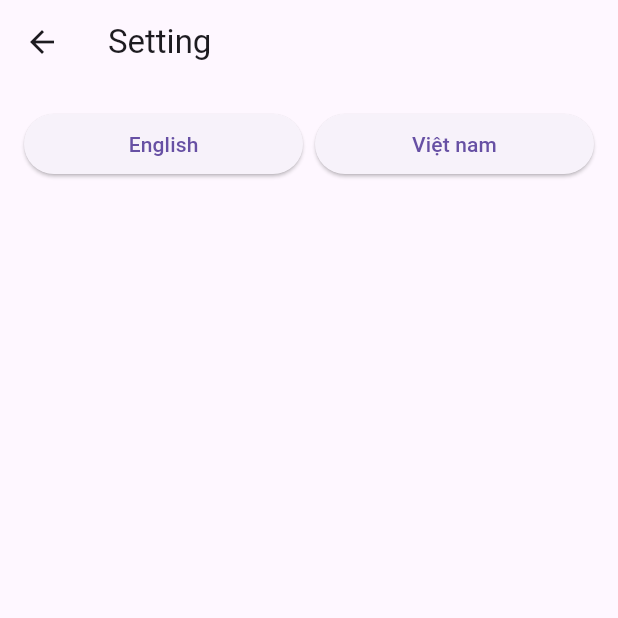
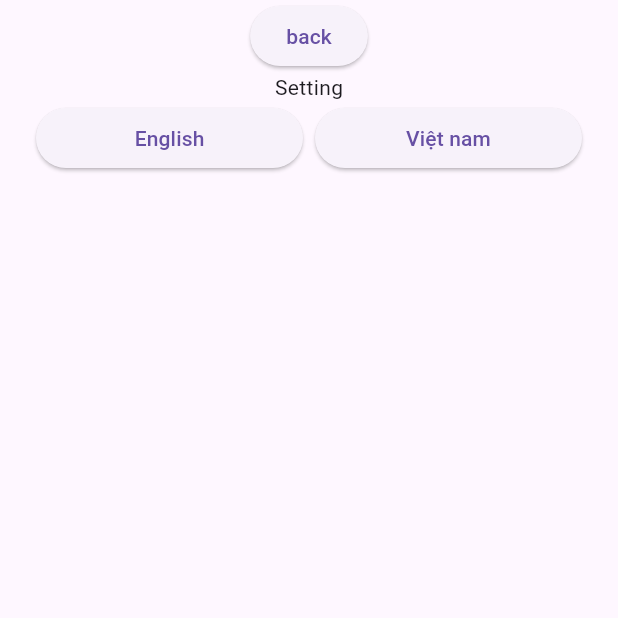
Before and after one commit to kietdev123/ecommerce_mobile, a Flutter app: the SettingScreen screen opened directly, on a phone screen of 412 x 824 dp, the top half of it. Run offline on Flutter 3.47's test engine with Material 3 defaults, Android fonts, the phone set to English and light mode, and no system bars; our stand-ins replace firebase_auth, firebase_core, flutter_bloc, flutter_localization; accounts and stored records are empty.

Commit message:
style: responsive width

```diff
--- a/lib/res/app_locale.dart
+++ b/lib/res/app_locale.dart
@@ -3,6 +3,8 @@ import 'package:ecommerce_mobile/res/strings/vietnam_strings.dart';
 
 mixin AppLocale {
   static const String setting = 'setting';
+  static const String signUp = 'signUp';
+  static const String password = 'password';
 
   static Map<String, dynamic> EN = EnglishStrings().toMap();
   static Map<String, dynamic> VN = VietNamStrings().toMap();
--- a/lib/res/dimentions/app_dimension.dart
+++ b/lib/res/dimentions/app_dimension.dart
@@ -1,8 +1,8 @@
 import 'dimensions.dart';
 
-class AppDimension extends Dimensions{
+class AppDimension extends Dimensions {
   @override
-  double get bigMargin => 20;
+  double get bigMargin => 24;
 
   @override
   double get defaultMargin => 16;
--- a/lib/res/dimentions/dimensions.dart
+++ b/lib/res/dimentions/dimensions.dart
@@ -1,4 +1,4 @@
-abstract class Dimensions{
+abstract class Dimensions {
   //define your text sizes
   double get verySmallText;
   double get smallText;
--- a/lib/res/resources.dart
+++ b/lib/res/resources.dart
@@ -6,7 +6,6 @@ import 'dimentions/app_dimension.dart';
 import 'strings/strings.dart';
 
 class Resources {
-
   final BuildContext _context;
   Resources(this._context);
 
@@ -30,7 +29,15 @@ class Resources {
     return AppDrawable();
   }
 
-  static Resources of(BuildContext context){
+  static Resources of(BuildContext context) {
     return Resources(context);
   }
+
+  double paddingScreen() {
+    double width = MediaQuery.of(_context).size.width;
+    if (width <= 500) return 24;
+    if (width <= 800) return width * 0.2;
+    if (width <= 1000) return width * 0.25;
+    return width * 0.3;
+  }
 }
--- a/lib/res/strings/english_strings.dart
+++ b/lib/res/strings/english_strings.dart
@@ -3,4 +3,12 @@ import 'strings.dart';
 class EnglishStrings extends Strings {
   @override
   String get setting => "Setting";
+
+  @override
+  // TODO: implement signIn
+  String get signIn => "Sign Up";
+
+  @override
+  // TODO: implement password
+  String get password => "Password";
 }
--- a/lib/res/strings/strings.dart
+++ b/lib/res/strings/strings.dart
@@ -1,9 +1,15 @@
+import 'package:ecommerce_mobile/res/app_locale.dart';
+
 abstract class Strings {
   String get setting;
+  String get signIn;
+  String get password;
 
   Map<String, dynamic> toMap() {
     return {
-      'setting': setting,
+      AppLocale.setting: setting,
+      AppLocale.signUp: signIn,
+      AppLocale.password: password,
     };
   }
 }
--- a/lib/res/strings/vietnam_strings.dart
+++ b/lib/res/strings/vietnam_strings.dart
@@ -4,4 +4,12 @@ class VietNamStrings extends Strings {
   @override
   // TODO: implement setting
   String get setting => "Cài đặt";
+
+  @override
+  // TODO: implement signIn
+  String get signIn => "Đăng nhập";
+
+  @override
+  // TODO: implement password
+  String get password => "Mật khẩu";
 }
--- a/lib/ui/setting/setting_screen.dart
+++ b/lib/ui/setting/setting_screen.dart
@@ -1,3 +1,4 @@
+import 'package:ecommerce_mobile/ui/widgets/padding_screen.dart';
 import 'package:flutter/foundation.dart';
 import 'package:flutter/material.dart';
 import 'package:flutter/widgets.dart';
@@ -19,11 +20,15 @@ class _SettingScreenState extends State<SettingScreen> {
   @override
   Widget build(BuildContext context) {
     return Scaffold(
-      appBar: AppBar(title: Text(AppLocale.setting.getString(context))),
-      body: Container(
-        padding: const EdgeInsets.all(16.0),
+      body: PaddingScreen(
         child: Column(
           children: [
+            ElevatedButton(
+                onPressed: () {
+                  Navigator.of(context).pop();
+                },
+                child: Text('back')),
+            Text(AppLocale.setting.getString(context)),
             Row(
               children: [
                 Expanded(
--- /dev/null
+++ b/lib/ui/widgets/padding_screen.dart
@@ -0,0 +1,19 @@
+import 'package:flutter/foundation.dart';
+import 'package:flutter/material.dart';
+
+import '../../res/resources.dart';
+
+class PaddingScreen extends StatelessWidget {
+  Widget child;
+  PaddingScreen({super.key, required this.child});
+
+  @override
+  Widget build(BuildContext context) {
+    final resource = Resources(context);
+    final paddingScreen = resource.paddingScreen();
+    return Padding(
+      padding: EdgeInsets.fromLTRB(paddingScreen, 0, paddingScreen, 0),
+      child: child,
+    );
+  }
+}
```
Also changed, not shown: lib/ui/authentication/login_screen.dart (+11 -5 lines).
